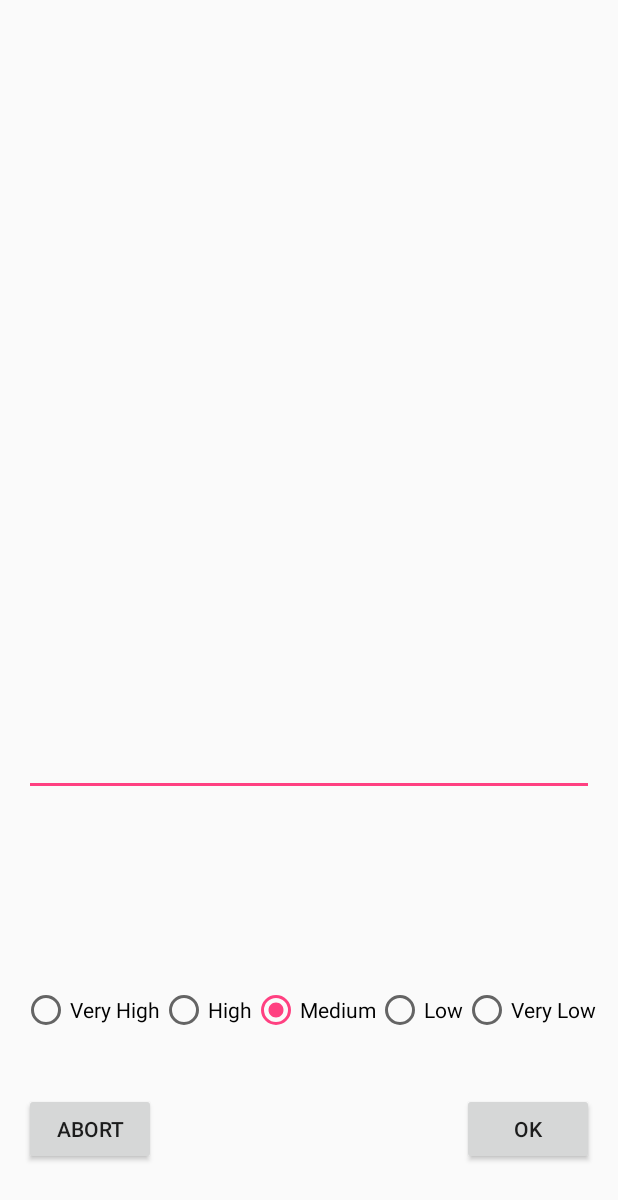
After one commit to ar3s3ru/Noty, an Android app: the layout controller_note_creation.xml on its own in the app's theme, with its tools: preview values and no code run, on a phone screen of 412 x 824 dp. The commit adds this screen. Shown: the top 1200 px of the screen. Run offline under Robolectric (Android 15) with nearby library versions, the phone set to English and light mode, and no system bars.

Commit message:
BUILD FAILS: first implementation of NoteCreation use case

```diff
--- a/app/src/main/java/com/danilocianfrone/noty/models/Note.kt
+++ b/app/src/main/java/com/danilocianfrone/noty/models/Note.kt
@@ -3,6 +3,7 @@ package com.danilocianfrone.noty.models
 import io.realm.RealmObject
 import io.realm.annotations.Ignore
 import io.realm.annotations.Index
+import io.realm.annotations.PrimaryKey
 import io.realm.annotations.RealmClass
 import java.util.*
 
@@ -17,6 +18,7 @@ import java.util.*
  */
 @RealmClass
 open class Note : RealmObject() {
+
     @Index private var priorityVal: Int = Priority.MEDIUM.Value()         // Default Value to normal
     @Ignore var priority: Priority      = Priority.FromValue(priorityVal) // This is ignorated from Realm
         // When is set a new Value, update priorityVal Value as well
--- /dev/null
+++ b/app/src/main/res/layout/controller_note_creation.xml
@@ -0,0 +1,101 @@
+<?xml version="1.0" encoding="utf-8"?>
+<android.support.constraint.ConstraintLayout
+    xmlns:android="http://schemas.android.com/apk/res/android"
+    xmlns:app="http://schemas.android.com/apk/res-auto"
+    android:id="@+id/controller_creation_root"
+    android:layout_width="match_parent"
+    android:layout_height="match_parent">
+
+    <EditText
+        android:layout_width="0dp"
+        android:layout_height="wrap_content"
+        android:inputType="textMultiLine"
+        android:ems="10"
+        android:minLines="10"
+        android:maxLines="10"
+        android:id="@+id/controller_creation_content"
+        android:layout_marginTop="16dp"
+        app:layout_constraintTop_toTopOf="parent"
+        android:layout_marginEnd="16dp"
+        app:layout_constraintRight_toRightOf="parent"
+        android:layout_marginStart="16dp"
+        app:layout_constraintLeft_toLeftOf="parent"
+        app:layout_constraintBottom_toBottomOf="parent"
+        android:layout_marginBottom="16dp" />
+
+    <RadioGroup
+        android:layout_width="wrap_content"
+        android:layout_height="wrap_content"
+        android:id="@+id/controller_creation_priorities"
+        android:layout_marginEnd="16dp"
+        app:layout_constraintRight_toRightOf="parent"
+        android:layout_marginStart="16dp"
+        app:layout_constraintLeft_toLeftOf="parent"
+        app:layout_constraintBottom_toBottomOf="parent"
+        android:layout_marginBottom="16dp"
+        android:layout_marginTop="8dp"
+        app:layout_constraintTop_toBottomOf="@+id/controller_creation_content"
+        android:orientation="horizontal">
+
+        <RadioButton
+            android:text="Very High"
+            android:layout_width="wrap_content"
+            android:layout_height="wrap_content"
+            android:id="@+id/controller_creation_veryhigh"
+            android:layout_weight="1" />
+
+        <RadioButton
+            android:text="High"
+            android:layout_width="wrap_content"
+            android:layout_height="wrap_content"
+            android:id="@+id/controller_creation_high"
+            android:layout_weight="1" />
+
+        <RadioButton
+            android:text="Medium"
+            android:layout_width="wrap_content"
+            android:layout_height="wrap_content"
+            android:checked="true"
+            android:id="@+id/controller_creation_medium"
+            android:layout_weight="1" />
+
+        <RadioButton
+            android:text="Low"
+            android:layout_width="wrap_content"
+            android:layout_height="wrap_content"
+            android:id="@+id/controller_creation_low"
+            android:layout_weight="1" />
+
+        <RadioButton
+            android:text="Very Low"
+            android:layout_width="wrap_content"
+            android:layout_height="wrap_content"
+            android:id="@+id/controller_creation_verylow"
+            android:layout_weight="1" />
+    </RadioGroup>
+
+    <Button
+        android:text="Ok"
+        android:layout_width="wrap_content"
+        android:layout_height="wrap_content"
+        android:id="@+id/controller_creation_ok"
+        android:layout_marginTop="8dp"
+        app:layout_constraintTop_toBottomOf="@+id/controller_creation_priorities"
+        app:layout_constraintBottom_toBottomOf="parent"
+        android:layout_marginBottom="16dp"
+        android:layout_marginEnd="16dp"
+        app:layout_constraintRight_toRightOf="parent" />
+
+    <Button
+        android:text="Abort"
+        android:layout_width="wrap_content"
+        android:layout_height="wrap_content"
+        android:id="@+id/controller_creation_abort"
+        android:layout_marginTop="8dp"
+        app:layout_constraintTop_toBottomOf="@+id/controller_creation_priorities"
+        app:layout_constraintBottom_toBottomOf="parent"
+        android:layout_marginBottom="16dp"
+        android:layout_marginStart="16dp"
+        app:layout_constraintLeft_toLeftOf="parent" />
+
+</android.support.constraint.ConstraintLayout>
```
Also changed, not shown: app/src/main/java/com/danilocianfrone/noty/Noty.kt (+0 -9 lines), app/src/main/java/com/danilocianfrone/noty/dagger/AppComponent.kt (+77 -0 lines), app/src/main/java/com/danilocianfrone/noty/dagger/Modules.kt (deleted, +0 -57 lines), app/src/main/java/com/danilocianfrone/noty/dagger/NoteActivityComponent.kt (+23 -0 lines), app/src/main/java/com/danilocianfrone/noty/dagger/NoteControllerComponent.kt (+21 -0 lines), app/src/main/java/com/danilocianfrone/noty/dagger/PageControllerComponent.kt (+64 -0 lines), app/src/main/java/com/danilocianfrone/noty/dagger/Scopes.kt (deleted, +0 -23 lines), app/src/main/java/com/danilocianfrone/noty/presenters/NotePresenter.kt (+30 -18 lines), app/src/main/java/com/danilocianfrone/noty/presenters/Presenter.kt (+8 -1 lines), app/src/main/java/com/danilocianfrone/noty/views/MainActivity.kt (+8 -8 lines), app/src/main/java/com/danilocianfrone/noty/views/NoteActivity.kt (+15 -2 lines), app/src/main/java/com/danilocianfrone/noty/views/controllers/NoteCreationController.kt (+76 -5 lines), app/src/main/java/com/danilocianfrone/noty/views/controllers/NoteListController.kt (+59 -10 lines), app/src/main/java/com/danilocianfrone/noty/views/controllers/PageController.kt (+16 -3 lines), 3 more files.
